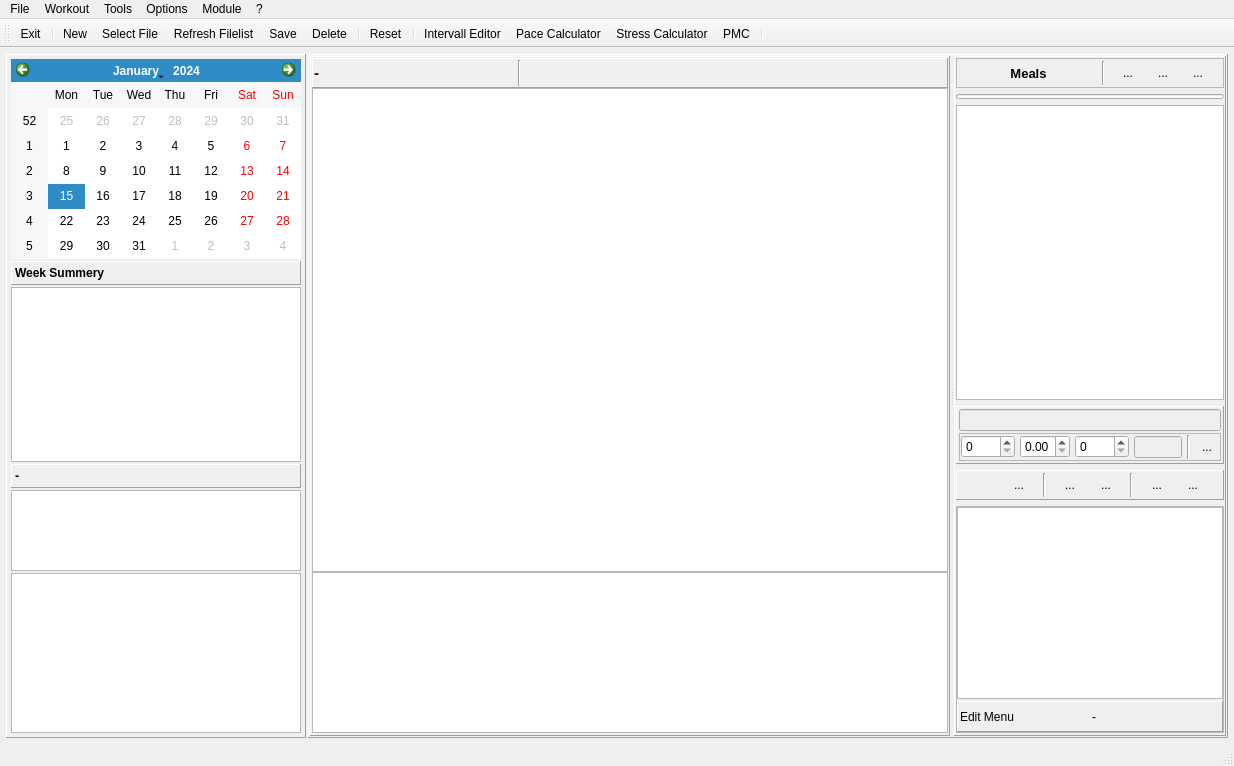
This is mainwindow.ui in Tria-Andy/WorkoutEditor as Qt 5 draws it before an edit. The edited form follows.
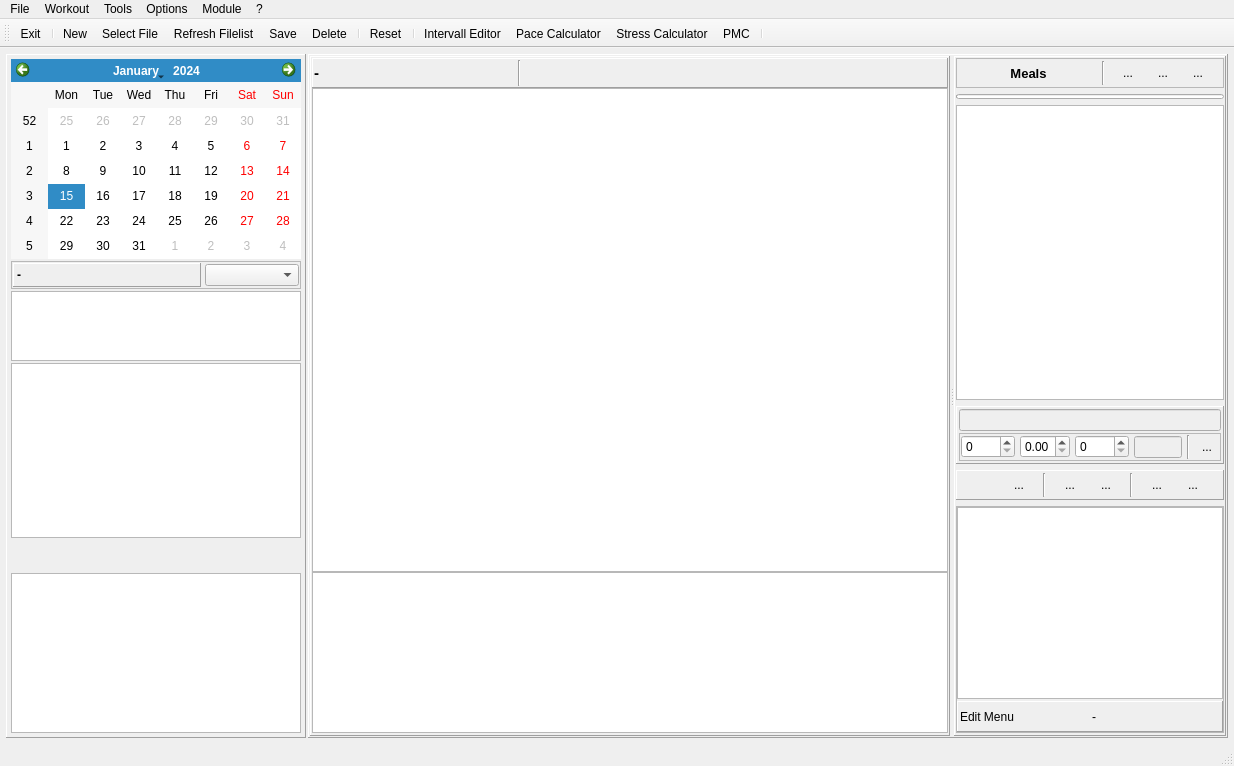
This is the edited form. The open tabs and pages were chosen to show the change. Icons and pictures are not drawn. Custom widgets are drawn as their Qt base class.

What changed in the file:
```diff
--- a/mainwindow.ui
+++ b/mainwindow.ui
@@ -1785,29 +1785,88 @@
             </widget>
            </item>
            <item>
-            <widget class="QLabel" name="label_6">
-             <property name="minimumSize">
-              <size>
-               <width>0</width>
-               <height>24</height>
-              </size>
+            <widget class="QFrame" name="frame_8">
+             <property name="frameShape">
+              <enum>QFrame::StyledPanel</enum>
+             </property>
+             <property name="frameShadow">
+              <enum>QFrame::Raised</enum>
+             </property>
+             <layout class="QHBoxLayout" name="horizontalLayout_17">
+              <property name="spacing">
+               <number>4</number>
+              </property>
+              <property name="leftMargin">
+               <number>1</number>
+              </property>
+              <property name="topMargin">
+               <number>1</number>
+              </property>
+              <property name="rightMargin">
+               <number>1</number>
+              </property>
+              <property name="bottomMargin">
+               <number>1</number>
+              </property>
+              <item>
+               <widget class="QLabel" name="label_foodWeekInfo">
+                <property name="sizePolicy">
+                 <sizepolicy hsizetype="Preferred" vsizetype="Preferred">
+                  <horstretch>2</horstretch>
+                  <verstretch>0</verstretch>
+                 </sizepolicy>
+                </property>
+                <property name="minimumSize">
+                 <size>
+                  <width>0</width>
+                  <height>24</height>
+                 </size>
+                </property>
+                <property name="font">
+                 <font>
+                  <weight>75</weight>
+                  <bold>true</bold>
+                 </font>
+                </property>
+                <property name="frameShape">
+                 <enum>QFrame::Panel</enum>
+                </property>
+                <property name="frameShadow">
+                 <enum>QFrame::Raised</enum>
+                </property>
+                <property name="text">
+                 <string>-</string>
+                </property>
+               </widget>
+              </item>
+              <item>
+               <widget class="QComboBox" name="comboBox_weightmode">
+                <property name="sizePolicy">
+                 <sizepolicy hsizetype="Preferred" vsizetype="Fixed">
+                  <horstretch>1</horstretch>
+                  <verstretch>0</verstretch>
+                 </sizepolicy>
+                </property>
+               </widget>
+              </item>
+             </layout>
+            </widget>
+           </item>
+           <item>
+            <widget class="QListWidget" name="listWidget_weekPlans">
+             <property name="sizePolicy">
+              <sizepolicy hsizetype="Expanding" vsizetype="Expanding">
+               <horstretch>0</horstretch>
+               <verstretch>2</verstretch>
+              </sizepolicy>
              </property>
              <property name="font">
               <font>
-               <pointsize>9</pointsize>
+               <pointsize>12</pointsize>
                <weight>75</weight>
                <bold>true</bold>
               </font>
              </property>
-             <property name="frameShape">
-              <enum>QFrame::Panel</enum>
-             </property>
-             <property name="frameShadow">
-              <enum>QFrame::Raised</enum>
-             </property>
-             <property name="text">
-              <string>Week Summery</string>
-             </property>
             </widget>
            </item>
            <item>
@@ -1833,46 +1892,17 @@
             </widget>
            </item>
            <item>
-            <widget class="QLabel" name="label_foodWeekInfo">
-             <property name="minimumSize">
+            <spacer name="verticalSpacer">
+             <property name="orientation">
+              <enum>Qt::Vertical</enum>
+             </property>
+             <property name="sizeHint" stdset="0">
               <size>
-               <width>0</width>
-               <height>24</height>
+               <width>20</width>
+               <height>40</height>
               </size>
              </property>
-             <property name="font">
-              <font>
-               <weight>75</weight>
-               <bold>true</bold>
-              </font>
-             </property>
-             <property name="frameShape">
-              <enum>QFrame::Panel</enum>
-             </property>
-             <property name="frameShadow">
-              <enum>QFrame::Raised</enum>
-             </property>
-             <property name="text">
-              <string>-</string>
-             </property>
-            </widget>
-           </item>
-           <item>
-            <widget class="QListWidget" name="listWidget_weekPlans">
-             <property name="sizePolicy">
-              <sizepolicy hsizetype="Expanding" vsizetype="Expanding">
-               <horstretch>0</horstretch>
-               <verstretch>2</verstretch>
-              </sizepolicy>
-             </property>
-             <property name="font">
-              <font>
-               <pointsize>12</pointsize>
-               <weight>75</weight>
-               <bold>true</bold>
-              </font>
-             </property>
-            </widget>
+            </spacer>
            </item>
            <item>
             <widget class="QTableView" name="tableView_weekSum">
```
